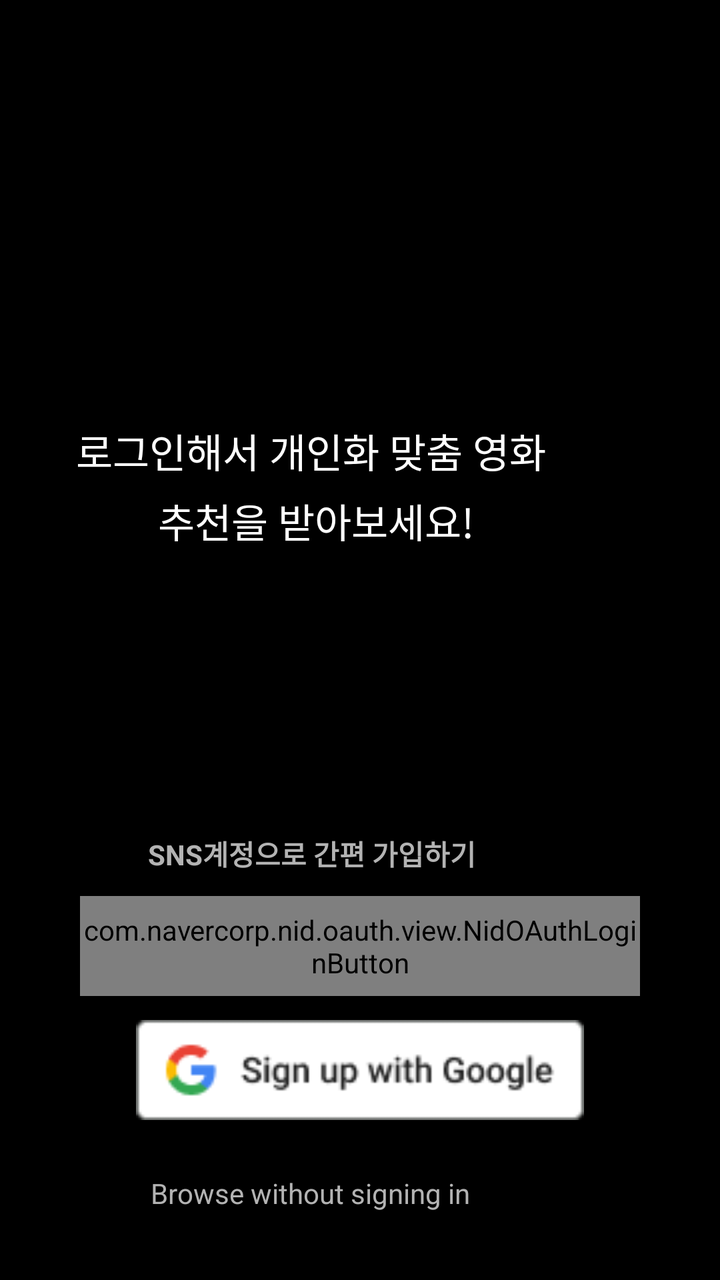
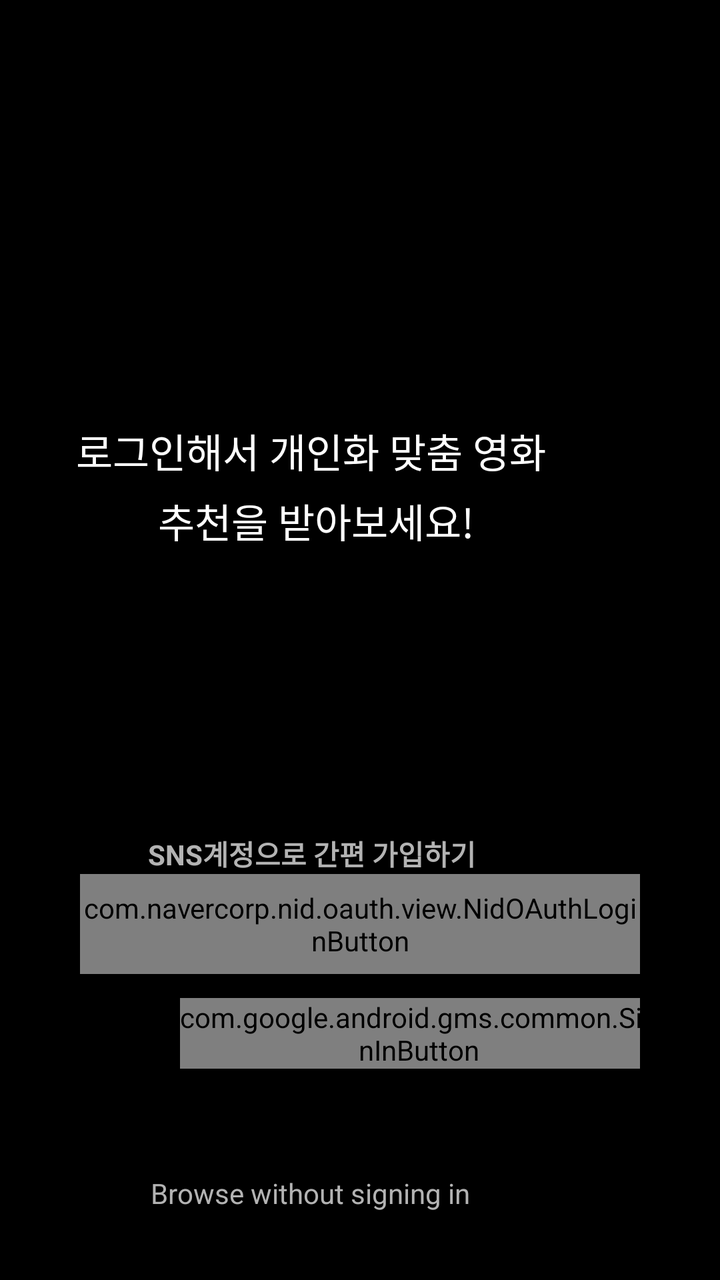

Screens rendered from an Android XML layout before and after an edit, with the pre-edit source and the edit as a unified diff.
<!-- AndroidManifest.xml: application theme Theme.LMHYMVandroid -->
<!-- res/layout/activity_login.xml -->
<?xml version="1.0" encoding="utf-8"?>
<RelativeLayout xmlns:android="http://schemas.android.com/apk/res/android"
    xmlns:tools="http://schemas.android.com/tools"
    android:layout_width="match_parent"
    android:layout_height="match_parent"
    android:background="#000000"
    tools:context=".Activity.LoginActivity">

    <LinearLayout
        android:layout_width="match_parent"
        android:layout_height="wrap_content"
        android:layout_alignParentBottom="true"
        android:layout_marginBottom="80dp"
        android:orientation="vertical"
        android:paddingHorizontal="40dp">

        <com.navercorp.nid.oauth.view.NidOAuthLoginButton
            android:id="@+id/button_naver_login"
            android:layout_width="match_parent"
            android:layout_height="50dp"
            android:layout_marginBottom="12dp" />

        <ImageButton
            android:id="@+id/button_login_google"
            android:layout_width="match_parent"
            android:layout_height="50dp"
            android:background="@null"
            android:scaleType="fitCenter"
            android:src="@drawable/google_login_button" />

    </LinearLayout>

    <TextView
        android:id="@+id/textView"
        android:layout_width="wrap_content"
        android:layout_height="wrap_content"
        android:layout_alignParentEnd="true"
        android:layout_alignParentBottom="true"
        android:layout_marginEnd="82dp"
        android:layout_marginBottom="400dp"
        android:text="로그인해서 개인화 맞춤 영화 "
        android:textSize="20sp" />

    <TextView
        android:id="@+id/textView2"
        android:layout_width="wrap_content"
        android:layout_height="wrap_content"
        android:layout_alignParentEnd="true"
        android:layout_alignParentBottom="true"
        android:layout_marginEnd="82dp"
        android:layout_marginBottom="400dp"
        android:text="로그인해서 개인화 맞춤 영화 "
        android:textColor="#FFFFFF"
        android:textSize="20sp" />

    <TextView
        android:id="@+id/textView3"
        android:layout_width="wrap_content"
        android:layout_height="wrap_content"
        android:layout_alignParentEnd="true"
        android:layout_alignParentBottom="true"
        android:layout_marginEnd="123dp"
        android:layout_marginBottom="365dp"
        android:text="추천을 받아보세요!"
        android:textColor="#FFFFFF"
        android:textSize="20sp" />

    <TextView
        android:id="@+id/textView4"
        android:layout_width="wrap_content"
        android:layout_height="wrap_content"
        android:layout_alignParentEnd="true"
        android:layout_alignParentBottom="true"
        android:layout_marginEnd="122dp"
        android:layout_marginBottom="203dp"
        android:text="SNS계정으로 간편 가입하기"
        android:textColor="#B3B3B3"
        android:textStyle="bold" />

    <TextView
        android:id="@+id/textView5"
        android:layout_width="wrap_content"
        android:layout_height="wrap_content"
        android:layout_alignParentEnd="true"
        android:layout_alignParentBottom="true"
        android:layout_marginEnd="125dp"
        android:layout_marginBottom="34dp"
        android:text="Browse without signing in"
        android:textColor="#B3B3B3" />

</RelativeLayout>
<!-- resources referenced by this layout -->
<resources>
  <!-- drawable google_login_button: png bitmap (drawable, 2268 bytes) -->
  <style name="Theme.LMHYMVandroid" parent="Theme.MaterialComponents.DayNight.NoActionBar">
      </style>
</resources>

<!-- the commit's change to res/layout/activity_login.xml (unified diff, before → after) -->
@@ -8,7 +8,7 @@
 
     <LinearLayout
         android:layout_width="match_parent"
-        android:layout_height="wrap_content"
+        android:layout_height="123dp"
         android:layout_alignParentBottom="true"
         android:layout_marginBottom="80dp"
         android:orientation="vertical"
@@ -20,13 +20,11 @@
             android:layout_height="50dp"
             android:layout_marginBottom="12dp" />
 
-        <ImageButton
-            android:id="@+id/button_login_google"
-            android:layout_width="match_parent"
-            android:layout_height="50dp"
-            android:background="@null"
-            android:scaleType="fitCenter"
-            android:src="@drawable/google_login_button" />
+        <com.google.android.gms.common.SignInButton
+            android:id="@+id/sign_in_button"
+            android:layout_width="239dp"
+            android:layout_height="wrap_content"
+            android:layout_marginLeft="50dp" />
 
     </LinearLayout>
 
<!-- resource entries referenced after the edit -->
@@ -1,6 +1,5 @@
 <!-- resources referenced by this layout -->
 <resources>
-  <!-- drawable google_login_button: png bitmap (drawable, 2268 bytes) -->
   <style name="Theme.LMHYMVandroid" parent="Theme.MaterialComponents.DayNight.NoActionBar">
       </style>
 </resources>
